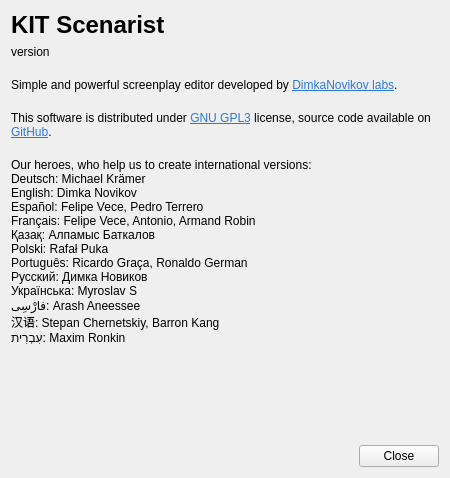
dimkanovikov/KITScenarist, file src/bin/scenarist-desktop/UserInterfaceLayer/Application/AboutDialog.ui: the form before one commit.
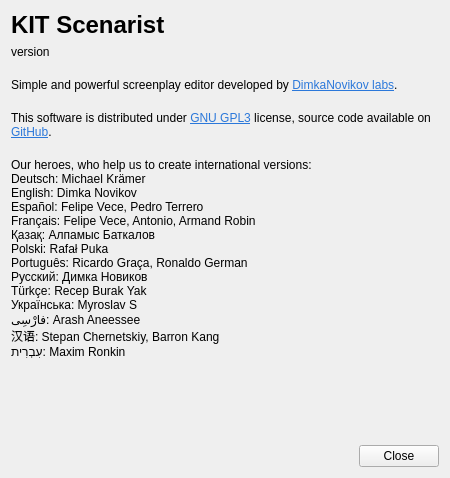
The form after the commit.

```diff
--- a/src/bin/scenarist-desktop/UserInterfaceLayer/Application/AboutDialog.ui
+++ b/src/bin/scenarist-desktop/UserInterfaceLayer/Application/AboutDialog.ui
@@ -153,6 +153,7 @@
 Polski: Rafał Puka
 Português: Ricardo Graça, Ronaldo German 
 Русский: Димка Новиков
+Türkçe: Recep Burak Yak
 Українська: Myroslav S 
 فارْسِى: Arash Aneessee
 汉语: Stepan Chernetskiy, Barron Kang
```
